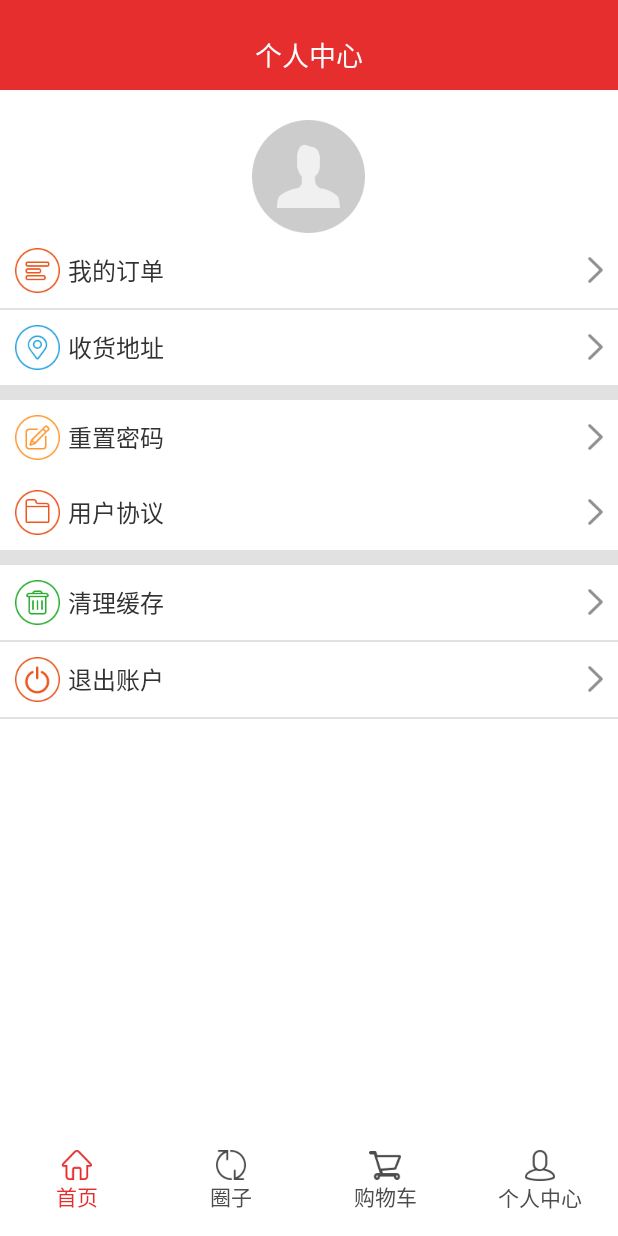
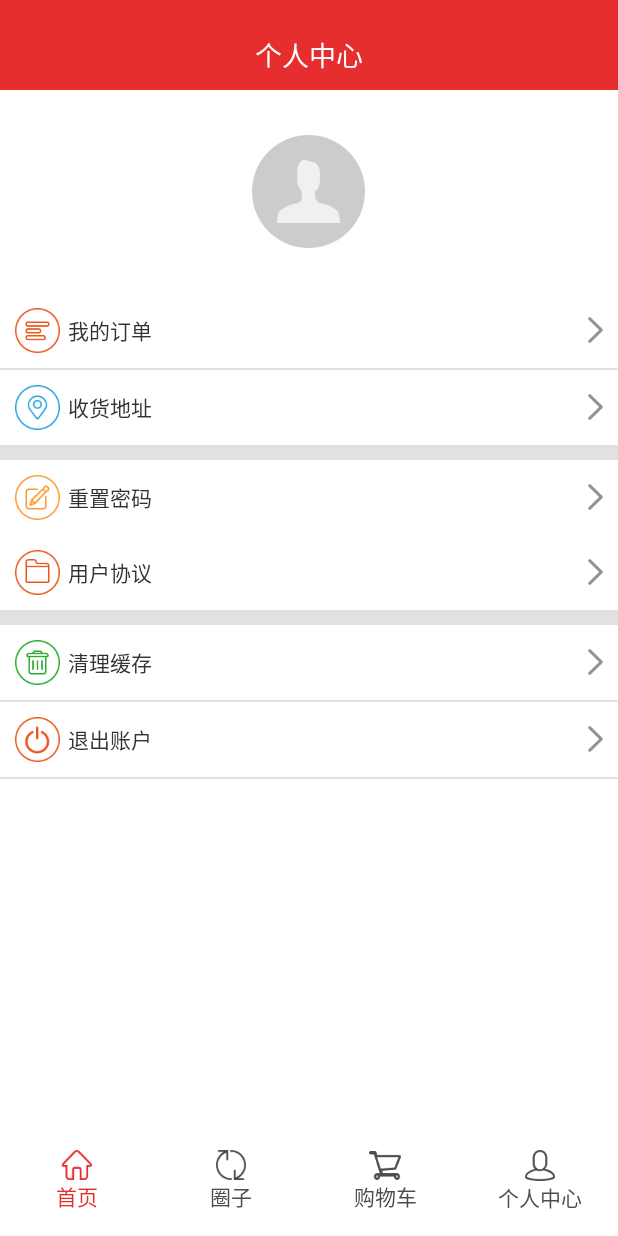
Before and after one commit to menglanlvcongrui/Shopping, an Android app: the fragment PersonalcenterFragment placed in its activity, on a phone screen of 412 x 824 dp. Run offline under Robolectric (Android 15) with nearby library versions, the phone set to English and light mode, and no system bars.

Commit message:
页面的修改

```diff
--- a/app/src/main/res/layout/fragment_personalcenter.xml
+++ b/app/src/main/res/layout/fragment_personalcenter.xml
@@ -55,7 +55,8 @@
             android:layout_width="wrap_content"
             android:layout_height="match_parent"
             android:layout_gravity="center"
-            android:layout_marginTop="20dp"
+            android:layout_marginTop="30dp"
+            android:layout_marginBottom="30dp"
             android:src="@mipmap/head" />
         <RelativeLayout
             android:id="@+id/my_order"
@@ -75,7 +76,7 @@
                 android:layout_toRightOf="@+id/tv_my_order"
                 android:gravity="center"
                 android:text="我的订单"
-                android:textSize="@dimen/text_size_two"
+                android:textSize="@dimen/text_size_three"
                 android:textColor="@color/Treeblack"
                 />
             <ImageView
@@ -107,8 +108,8 @@
                 android:layout_toRightOf="@+id/tv_goods_address"
                 android:gravity="center"
                 android:text="收货地址"
-                android:textColor="@color/Treeblack"
-                android:textSize="@dimen/text_size_two" />
+                android:textSize="@dimen/text_size_three"
+                android:textColor="@color/Treeblack" />
             <ImageView
                 android:layout_width="wrap_content"
                 android:layout_height="wrap_content"
@@ -139,8 +140,9 @@
                 android:layout_toRightOf="@+id/tv_reset_password"
                 android:gravity="center"
                 android:text="重置密码"
+                android:textSize="@dimen/text_size_three"
                 android:textColor="@color/Treeblack"
-                android:textSize="@dimen/text_size_two" />
+                 />
             <ImageView
                 android:layout_width="wrap_content"
                 android:layout_height="wrap_content"
@@ -166,8 +168,8 @@
                 android:layout_toRightOf="@+id/tv_user_agreement"
                 android:gravity="center"
                 android:text="用户协议"
-                android:textColor="@color/Treeblack"
-                android:textSize="@dimen/text_size_two" />
+                android:textSize="@dimen/text_size_three"
+                android:textColor="@color/Treeblack" />
 
             <ImageView
                 android:layout_width="wrap_content"
@@ -201,8 +203,8 @@
                 android:layout_toRightOf="@+id/tv_clear_cache"
                 android:gravity="center"
                 android:text="清理缓存"
-                android:textColor="@color/Treeblack"
-                android:textSize="@dimen/text_size_two" />
+                android:textSize="@dimen/text_size_three"
+                android:textColor="@color/Treeblack" />
 
             <ImageView
                 android:layout_width="wrap_content"
@@ -235,8 +237,8 @@
                 android:layout_toRightOf="@+id/tv_esc"
                 android:gravity="center"
                 android:text="退出账户"
-                android:textColor="@color/Treeblack"
-                android:textSize="@dimen/text_size_two" />
+                android:textSize="@dimen/text_size_three"
+                android:textColor="@color/Treeblack" />
 
             <ImageView
                 android:layout_width="wrap_content"
```
Also changed, not shown: app/src/main/res/layout/item_shoppingcart.xml (+7 -9 lines).
